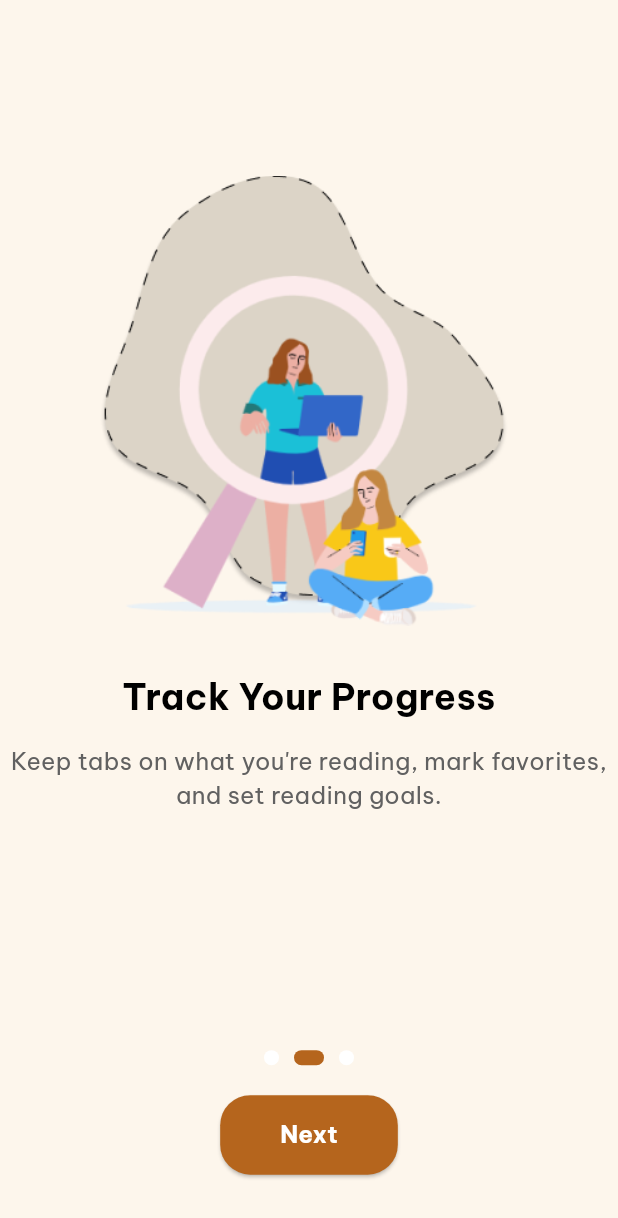
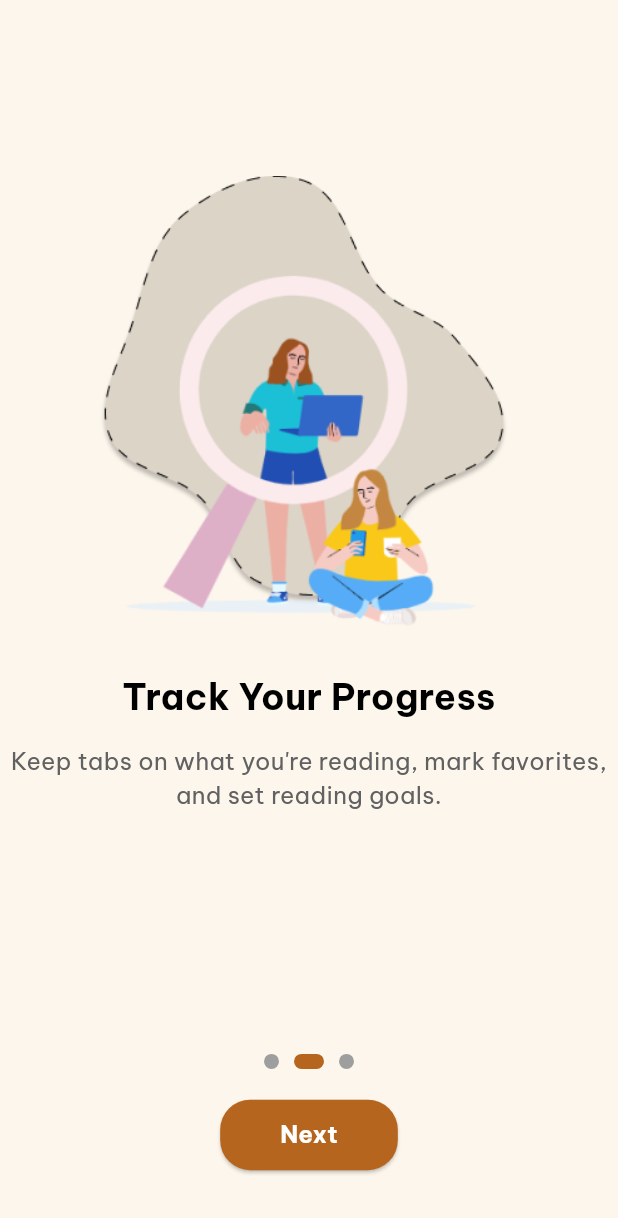
Before and after one commit to AnnisaFadila069/FP-TeknologiBerkembang, a Flutter app: the WelcomeScreen screen opened directly, after a tap on "Next", on a phone screen of 412 x 824 dp. Shown: the top 1218 px of the screen. Run offline on Flutter 3.47's test engine with Material 3 defaults, Android fonts, the phone set to English and light mode, and no system bars; our stand-ins replace google_fonts, smooth_page_indicator.

Commit message:
Update onboarding.dart

```diff
--- a/lib/onboarding.dart
+++ b/lib/onboarding.dart
@@ -1,6 +1,6 @@
 import 'package:flutter/material.dart';
 import 'package:google_fonts/google_fonts.dart';
-import 'main.dart'; // Ganti sesuai dengan file `MainPage` Anda
+import 'loginpage.dart'; // Impor RegisterPage
 
 class WelcomeScreen extends StatefulWidget {
   const WelcomeScreen({super.key});
@@ -104,14 +104,15 @@ class _WelcomeScreenState extends State<WelcomeScreen> {
                         borderRadius: BorderRadius.circular(20),
                       ),
                       padding: const EdgeInsets.symmetric(
-                          horizontal: 40, vertical: 15),
+                          vertical: 12, horizontal: 40),
                     ),
                     onPressed: () {
                       if (_currentPage == onboardingData.length - 1) {
+                        // Navigasi ke RegisterPage setelah "Get Started"
                         Navigator.pushReplacement(
                           context,
                           MaterialPageRoute(
-                            builder: (context) => const MainPage(),
+                            builder: (context) => const LoginPage(),
                           ),
                         );
                       } else {
@@ -150,7 +151,7 @@ class _WelcomeScreenState extends State<WelcomeScreen> {
       decoration: BoxDecoration(
         color: _currentPage == index
             ? const Color(0xFFB5651D) // Rust color
-            : const Color.fromARGB(255, 255, 255, 255),
+            : Colors.grey,
         borderRadius: BorderRadius.circular(5),
       ),
     );
```
